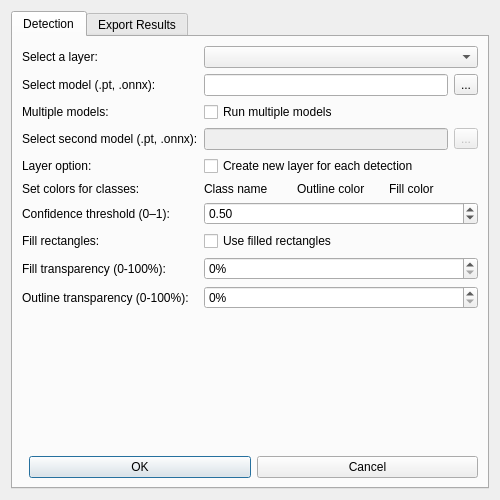
The window that yolo_plugin/yolo_plugin_dialog_base.ui (mateusz29/qgis-yolo-plugin) describes before a commit, drawn with Qt 5.
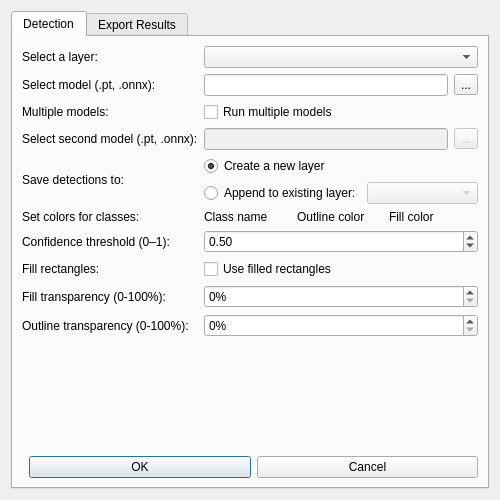
The same window after the commit.

Commit message: Add option to select target layer for saving detection boxes

Diff of the .ui file:
```diff
--- a/yolo_plugin/yolo_plugin_dialog_base.ui
+++ b/yolo_plugin/yolo_plugin_dialog_base.ui
@@ -105,19 +105,41 @@
          <item row="4" column="0">
           <widget class="QLabel" name="label_layer_option">
            <property name="text">
-            <string>Layer option:</string>
+            <string>Save detections to:</string>
            </property>
           </widget>
          </item>
          <item row="4" column="1">
-          <widget class="QCheckBox" name="checkBox_new_layer">
-           <property name="toolTip">
-            <string>When checked, creates a new layer with timestamp for each detection run. When unchecked, adds all detections to a single layer.</string>
-           </property>
-           <property name="text">
-            <string>Create new layer for each detection</string>
-           </property>
-          </widget>
+          <layout class="QVBoxLayout" name="verticalLayout_target">
+           <item>
+            <widget class="QRadioButton" name="radio_new_layer">
+             <property name="text">
+              <string>Create a new layer</string>
+             </property>
+             <property name="checked">
+              <bool>true</bool>
+             </property>
+            </widget>
+           </item>
+           <item>
+            <layout class="QHBoxLayout" name="horizontalLayout_append">
+             <item>
+              <widget class="QRadioButton" name="radio_append_layer">
+               <property name="text">
+                <string>Append to existing layer:</string>
+               </property>
+              </widget>
+             </item>
+             <item>
+              <widget class="QComboBox" name="comboBox_target_layer">
+               <property name="enabled">
+                <bool>false</bool>
+               </property>
+              </widget>
+             </item>
+            </layout>
+           </item>
+          </layout>
          </item>
          <item row="5" column="0">
           <widget class="QLabel" name="label_colors">
```
Left out of the diff: 2 changed lines with no effect on the pictures. The commit also changes 2 other files.
